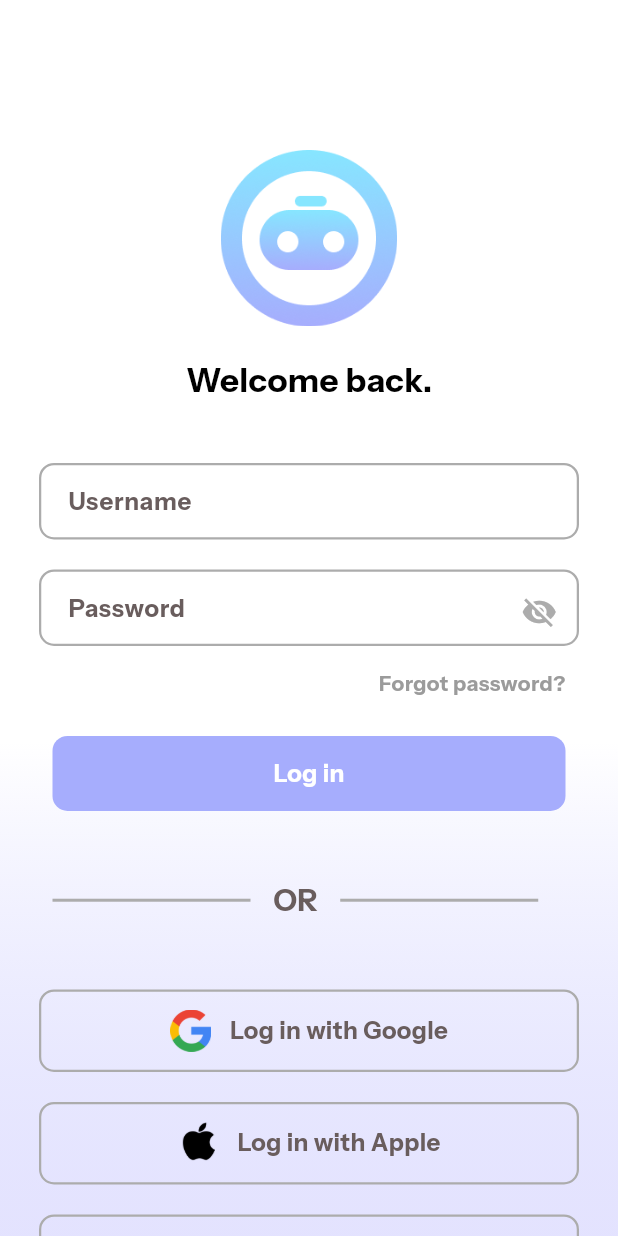
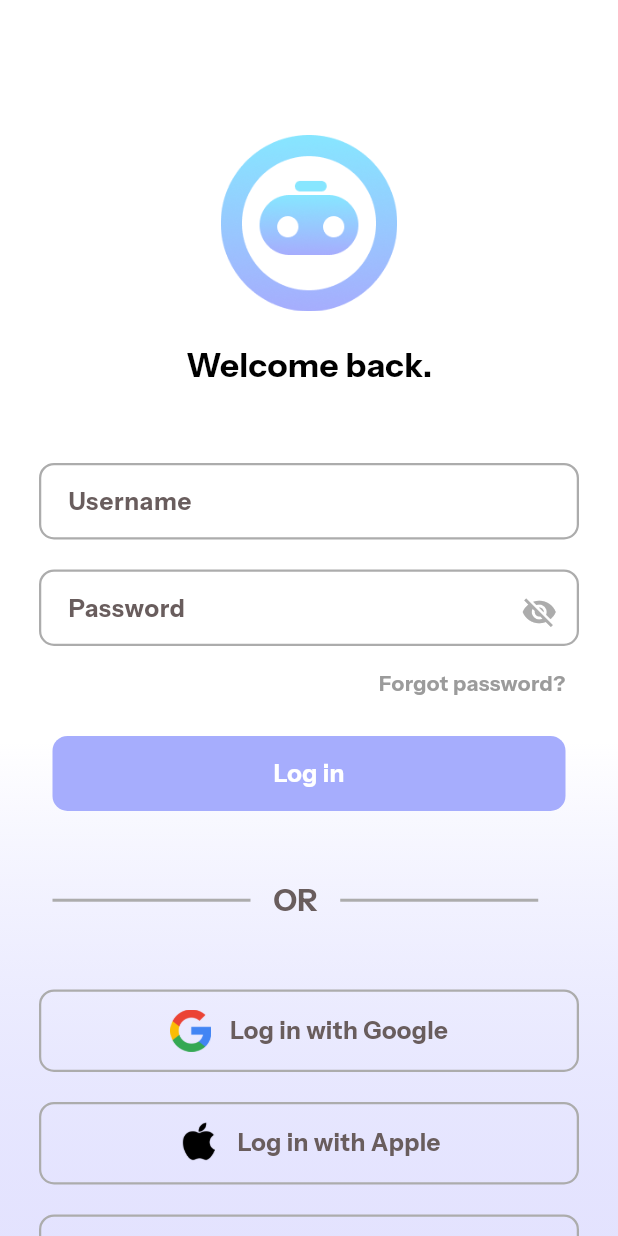
Before and after one commit to WiggleWoggle/ai_gym_advisor_app, a Flutter app: the screen it shows after launch, on a phone screen of 412 x 824 dp. Run offline on Flutter 3.47's test engine with Material 3 defaults, Android fonts, the phone set to English and light mode, and no system bars; our stand-ins replace device_preview.

Commit message:
clean up the sign in form
- smoother swap animation between log in/sign up forms
- readded the sign up prompt button on the sign up page
- todo: scale all ui to the device size instead of hardcoded

```diff
--- a/lib/pages/SigninFormPage.dart
+++ b/lib/pages/SigninFormPage.dart
@@ -35,7 +35,59 @@ class _SignInFormPageState extends State<SignInFormPage> {
             ),
           ),
           SingleChildScrollView(
-            child: AnimatedSwitcher(
+            child: Column(
+              children: [
+                SizedBox(height: 90,),
+                Image.asset(
+                  'assets/icons/logo.png',
+                  scale: 1.7,
+                ),
+                SizedBox(height: 20,),
+                Stack(
+                  alignment: Alignment.center,
+                  children: [
+                    AnimatedSlide(
+                        offset: Offset(0, loginView ? 0 : 1),
+                        duration: Duration(milliseconds: 400),
+                        curve: Curves.easeInOutCubic,
+                        child: AnimatedOpacity(
+                          opacity: loginView ? 1 : 0,
+                          duration: Duration(milliseconds: 400),
+                          curve: Curves.easeInOutCubic,
+                          child: Text(
+                            "Welcome back.",
+                            style: const TextStyle(
+                              fontFamily: 'InstrumentSans',
+                              color: Colors.black,
+                              fontSize: 22,
+                              fontWeight: FontWeight.bold,
+                            ),
+                          ),
+                        )
+                    ),
+                    AnimatedSlide(
+                        offset: Offset(0, loginView ? 1 : 0),
+                        duration: Duration(milliseconds: 400),
+                        curve: Curves.easeInOutCubic,
+                        child: AnimatedOpacity(
+                          opacity: loginView ? 0 : 1,
+                          duration: Duration(milliseconds: 400),
+                          curve: Curves.easeInOutCubic,
+                          child: Text(
+                            "Welcome to GymAdvisor.",
+                            style: const TextStyle(
+                              fontFamily: 'InstrumentSans',
+                              color: Colors.black,
+                              fontSize: 22,
+                              fontWeight: FontWeight.bold,
+                            ),
+                          ),
+                        )
+                    ),
+                  ],
+                ),
+                SizedBox(height: 50,),
+                AnimatedSwitcher(
                   switchInCurve: Curves.easeInOutCubic,
                   switchOutCurve: Curves.easeInOutCubic,
                   duration: Duration(milliseconds: 600),
@@ -59,6 +111,8 @@ class _SignInFormPageState extends State<SignInFormPage> {
                       : SignupForm(key: const ValueKey('signupForm'), swapViewMethod: switchView,
                   ),
                 )
+              ],
+            )
           ),
         ],
       ),
@@ -72,32 +126,19 @@ class SignupForm extends StatelessWidget {
 
   const SignupForm({super.key, this.swapViewMethod});
 
+  void _formCompleted(bool completed) {
+
+  }
+
   @override
   Widget build(BuildContext context) {
     return Align(
         alignment: Alignment.center,
-        child: Padding(
-            padding: EdgeInsets.only(top: 100),
         child: Container(
             width: MediaQuery.of(context).size.width,
             height: 780,
             child: Column(
               children: [
-                    Image.asset(
-                      'assets/icons/logo.png',
-                      scale: 1.7,
-                    ),
-                    SizedBox(height: 20,),
-                    Text(
-                      "Welcome to GymAdvisor.",
-                      style: const TextStyle(
-                        fontFamily: 'InstrumentSans',
-                        color: Colors.black,
-                        fontSize: 22,
-                        fontWeight: FontWeight.bold,
-                      ),
-                    ),
-                    SizedBox(height: 40,),
                 AccountInputField(
                   fieldHint: "Username",
                   hideFieldToggle: false,
@@ -113,13 +154,11 @@ class SignupForm extends StatelessWidget {
                   hideFieldToggle: false,
                 ),
                 SizedBox(height: 40,),
-                    /*
                 AccountProceedButton(
                   active: true,
                   buttonText: "Sign up",
-                      updateFormCompletion: null,
+                  updateFormCompletion: _formCompleted,
                 ),
-                     */
                 SizedBox(height: 45,),
                 AlternateOptionBorder(),
                 SizedBox(height: 45,),
@@ -129,7 +168,6 @@ class SignupForm extends StatelessWidget {
                   onTap: swapViewMethod,
                 ),
               ],
-                )
             )
         )
     );
@@ -147,28 +185,11 @@ class LoginForm extends StatelessWidget {
   Widget build(BuildContext context) {
     return Align(
         alignment: Alignment.center,
-        child: Padding(
-            padding: EdgeInsets.only(top: 100),
         child: Container(
             width: MediaQuery.of(context).size.width,
             height: 780,
             child: Column(
               children: [
-                    Image.asset(
-                      'assets/icons/logo.png',
-                      scale: 1.7,
-                    ),
-                    SizedBox(height: 20,),
-                    Text(
-                      "Welcome back.",
-                      style: const TextStyle(
-                        fontFamily: 'InstrumentSans',
-                        color: Colors.black,
-                        fontSize: 22,
-                        fontWeight: FontWeight.bold,
-                      ),
-                    ),
-                    SizedBox(height: 40,),
                 AccountInputField(
                   fieldHint: "Username",
                   hideFieldToggle: false,
@@ -222,7 +243,6 @@ class LoginForm extends StatelessWidget {
                   onTap: swapViewMethod,
                 )
               ],
-                )
             )
         )
     );
```
Lines whose indentation alone changed are shown as unchanged.
